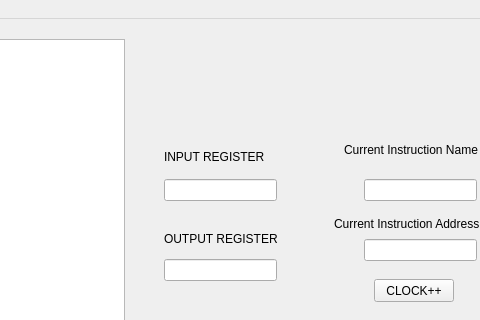
Old version of the form bin/SimpleQTEMULATOR/mainwindow.ui in the repository EmergentComplexity/SimpleEmulator; both pictures show x 226 to 706 and y 0 to 320 of the 800 by 600 pixel window.
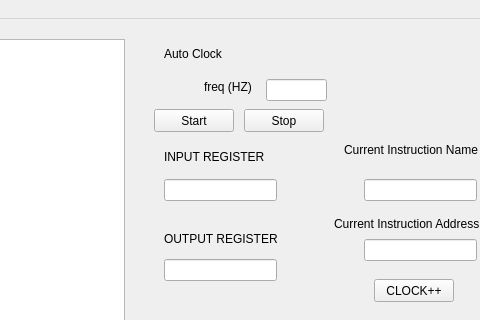
New version of the form.

Commit message: Added Clock Speed Timer

```diff
--- a/bin/SimpleQTEMULATOR/mainwindow.ui
+++ b/bin/SimpleQTEMULATOR/mainwindow.ui
@@ -139,6 +139,68 @@
      </rect>
     </property>
    </widget>
+   <widget class="QLabel" name="label_5">
+    <property name="geometry">
+     <rect>
+      <x>390</x>
+      <y>25</y>
+      <width>101</width>
+      <height>20</height>
+     </rect>
+    </property>
+    <property name="text">
+     <string>Auto Clock</string>
+    </property>
+   </widget>
+   <widget class="QPushButton" name="ClockStart">
+    <property name="geometry">
+     <rect>
+      <x>380</x>
+      <y>90</y>
+      <width>80</width>
+      <height>23</height>
+     </rect>
+    </property>
+    <property name="text">
+     <string>Start</string>
+    </property>
+   </widget>
+   <widget class="QPushButton" name="ClockStop">
+    <property name="geometry">
+     <rect>
+      <x>470</x>
+      <y>90</y>
+      <width>80</width>
+      <height>23</height>
+     </rect>
+    </property>
+    <property name="text">
+     <string>Stop</string>
+    </property>
+   </widget>
+   <widget class="QLineEdit" name="ClockEdit">
+    <property name="geometry">
+     <rect>
+      <x>492</x>
+      <y>60</y>
+      <width>61</width>
+      <height>22</height>
+     </rect>
+    </property>
+   </widget>
+   <widget class="QLabel" name="label_6">
+    <property name="geometry">
+     <rect>
+      <x>430</x>
+      <y>60</y>
+      <width>52</width>
+      <height>15</height>
+     </rect>
+    </property>
+    <property name="text">
+     <string>freq (HZ)</string>
+    </property>
+   </widget>
   </widget>
   <widget class="QMenuBar" name="menubar">
    <property name="geometry">
```
Left out of the diff: 2 changed lines with no effect on the pictures. The commit also changes 2 other files.
